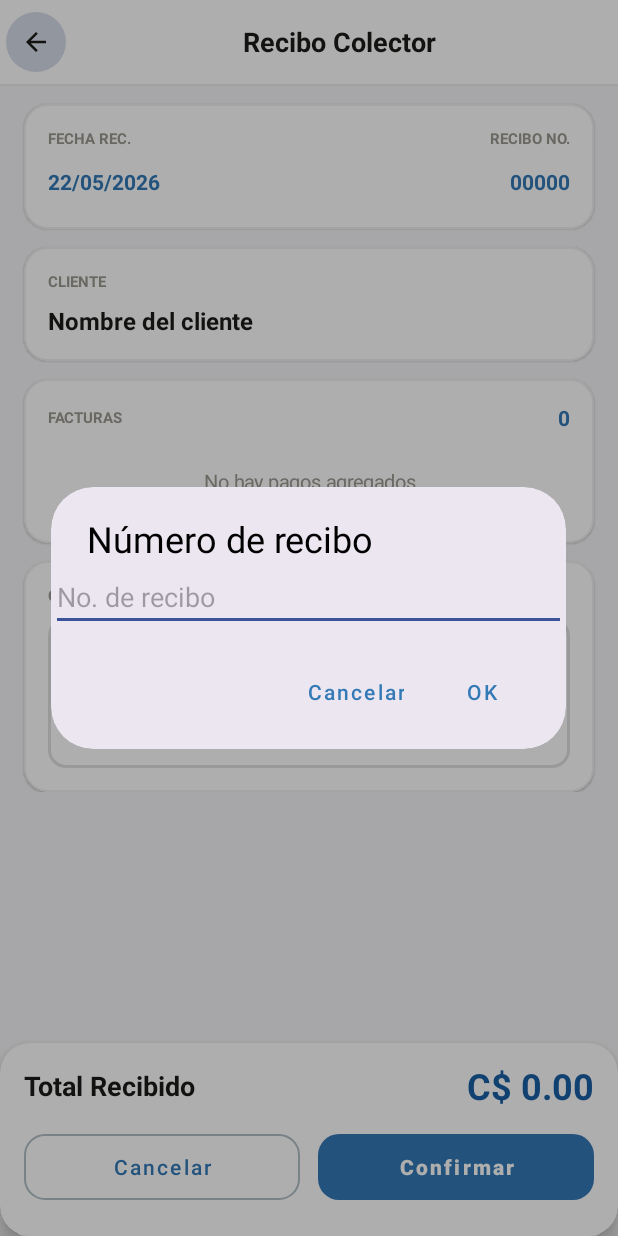
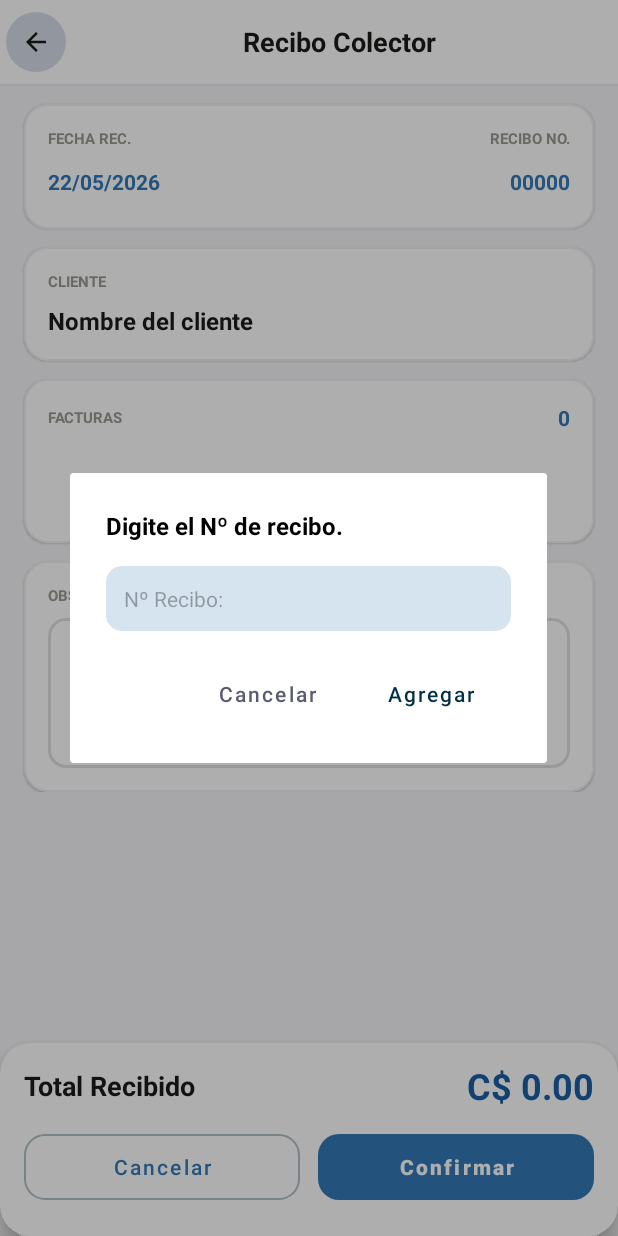
Before and after one commit to GUMADESARROLLO/GMV, an Android app: the ReciboColectorActivity screen opened directly, with no data from a screen before it, after a tap on "00000", on a phone screen of 412 x 824 dp. Run offline under Robolectric (Android 15) with nearby library versions, the phone set to English and light mode, and no system bars; libraries missing offline, so code that uses them is left out: com.wdullaer.materialdatetimepicker; 2 statements that could not run were skipped.

Commit message:
✅ [ADD] UI/UX Recibos colector

```diff
--- a/app/build.gradle.kts
+++ b/app/build.gradle.kts
@@ -56,6 +56,7 @@ dependencies {
     implementation(libs.swiperefreshlayout)
     implementation(libs.picasso)
     implementation(libs.viewpager2)
+    implementation(libs.materialdatetimepicker)
     implementation("androidx.recyclerview:recyclerview:1.3.2")
     testImplementation(libs.junit)
     androidTestImplementation(libs.androidx.junit)
--- a/app/src/main/java/com/unimarksa/gmv/activities/ReciboColectorActivity.kt
+++ b/app/src/main/java/com/unimarksa/gmv/activities/ReciboColectorActivity.kt
@@ -1,12 +1,17 @@
 package com.unimarksa.gmv.activities
 
-import android.app.DatePickerDialog
+import android.app.Dialog
 import android.content.res.ColorStateList
 import android.os.Build
 import android.os.Bundle
 import android.view.LayoutInflater
 import android.view.View
+import android.view.ViewGroup
+import android.view.Window
+import android.widget.EditText
+import android.widget.LinearLayout
 import android.widget.TextView
+import android.widget.Toast
 import androidx.activity.enableEdgeToEdge
 import androidx.appcompat.app.AppCompatActivity
 import androidx.core.content.ContextCompat
@@ -17,13 +22,14 @@ import com.unimarksa.gmv.databinding.ActivityReciboColectorBinding
 import com.unimarksa.gmv.models.ItemPagoFactura
 import com.unimarksa.gmv.tools.CartManager
 import com.unimarksa.gmv.tools.PagoManager
+import com.wdullaer.materialdatetimepicker.date.DatePickerDialog
 import java.text.DecimalFormat
 import java.text.DecimalFormatSymbols
 import java.text.SimpleDateFormat
 import java.util.Calendar
 import java.util.Locale
 
-class ReciboColectorActivity : AppCompatActivity() {
+class ReciboColectorActivity : AppCompatActivity(), DatePickerDialog.OnDateSetListener {
 
     private lateinit var binding: ActivityReciboColectorBinding
     private var selectedDate: String = ""
@@ -118,33 +124,67 @@ class ReciboColectorActivity : AppCompatActivity() {
 
     private fun setupDatePicker() {
         binding.tvReciboFecha.setOnClickListener {
-            val cal = Calendar.getInstance()
-            DatePickerDialog(this, R.style.Theme_GMV, { _, year, month, day ->
-                val cal2 = Calendar.getInstance()
-                cal2.set(year, month, day)
-                selectedDate = dateFmt.format(cal2.time)
-                binding.tvReciboFecha.text = selectedDate
-            }, cal.get(Calendar.YEAR), cal.get(Calendar.MONTH), cal.get(Calendar.DAY_OF_MONTH)).show()
+            val now = Calendar.getInstance()
+            DatePickerDialog.newInstance(
+                this,
+                now.get(Calendar.YEAR),
+                now.get(Calendar.MONTH),
+                now.get(Calendar.DAY_OF_MONTH)
+            ).apply {
+                accentColor = ContextCompat.getColor(this@ReciboColectorActivity, R.color.colorUmkPrimaryDark)
+                autoDismiss(true)
+                show(supportFragmentManager, "Datepickerdialog")
+            }
         }
+    }
+
+    override fun onDateSet(view: DatePickerDialog?, year: Int, monthOfYear: Int, dayOfMonth: Int) {
+        val cal = Calendar.getInstance()
+        cal.set(year, monthOfYear, dayOfMonth)
+        selectedDate = dateFmt.format(cal.time)
+        binding.tvReciboFecha.text = selectedDate
+    }
+
+    override fun onResume() {
+        super.onResume()
+        val dpd = supportFragmentManager.findFragmentByTag("Datepickerdialog") as? DatePickerDialog
+        dpd?.setOnDateSetListener(this)
     }
 
     private fun setupReceiptNumber() {
         binding.tvReciboNumero.setOnClickListener {
-            val input = com.google.android.material.textfield.TextInputEditText(this)
-            input.inputType = android.text.InputType.TYPE_CLASS_NUMBER
-            input.setText(receiptNumber)
-            input.hint = "No. de recibo"
-            input.setSelection(input.text?.length ?: 0)
+            val dialog = Dialog(this)
+            dialog.requestWindowFeature(Window.FEATURE_NO_TITLE)
+            dialog.setContentView(R.layout.dialog_add_vineta)
+            dialog.setCancelable(true)
 
-            MaterialAlertDialogBuilder(this)
-                .setTitle("N\u00famero de recibo")
-                .setView(input)
-                .setPositiveButton("OK") { _, _ ->
-                    receiptNumber = input.text?.toString()?.trim() ?: ""
-                    binding.tvReciboNumero.text = receiptNumber.ifEmpty { "Ingresar" }
+            val edt = dialog.findViewById<EditText>(R.id.edt_cantidad_vineta)
+            edt.hint = "N\u00ba Recibo: "
+
+            val title = dialog.findViewById<TextView>(R.id.id_title_frm)
+            title.text = "Digite el N\u00ba de recibo."
+
+            val lp = dialog.window?.attributes
+            if (lp != null) {
+                lp.width = (resources.displayMetrics.widthPixels * 0.85).toInt()
+                lp.height = ViewGroup.LayoutParams.WRAP_CONTENT
+                dialog.window?.attributes = lp
+            }
+
+            dialog.findViewById<View>(R.id.bt_cancel).setOnClickListener { dialog.dismiss() }
+
+            dialog.findViewById<View>(R.id.bt_add).setOnClickListener {
+                val input = edt.text.toString()
+                if (input.isEmpty()) {
+                    Toast.makeText(this, "por favor, digite un valor", Toast.LENGTH_SHORT).show()
+                } else {
+                    receiptNumber = ("00000" + input).takeLast(5)
+                    binding.tvReciboNumero.text = receiptNumber
+                    dialog.dismiss()
                 }
-                .setNegativeButton("Cancelar", null)
-                .show()
+            }
+
+            dialog.show()
         }
     }
 
--- /dev/null
+++ b/app/src/main/res/drawable/bg_button_primary.xml
@@ -0,0 +1,5 @@
+<?xml version="1.0" encoding="utf-8"?>
+<shape xmlns:android="http://schemas.android.com/apk/res/android">
+    <solid android:color="#4F6EF7"/>
+    <corners android:radius="12dp"/>
+</shape>
--- /dev/null
+++ b/app/src/main/res/drawable/bg_input_dark.xml
@@ -0,0 +1,6 @@
+<?xml version="1.0" encoding="utf-8"?>
+<shape xmlns:android="http://schemas.android.com/apk/res/android">
+    <solid android:color="#D6E4F0"/>
+    <corners android:radius="10dp"/>
+    <stroke android:width="0.5dp" android:color="#D6E4F0"/>
+</shape>
--- /dev/null
+++ b/app/src/main/res/layout/dialog_add_vineta.xml
@@ -0,0 +1,60 @@
+<?xml version="1.0" encoding="utf-8"?>
+<LinearLayout xmlns:android="http://schemas.android.com/apk/res/android"
+    android:layout_width="match_parent"
+    android:layout_height="wrap_content"
+    android:orientation="vertical"
+    android:padding="24dp"
+    android:minWidth="300dp">
+
+    <TextView
+        android:id="@+id/id_title_frm"
+        android:layout_width="wrap_content"
+        android:layout_height="wrap_content"
+        android:text="Digite el Nº de recibo."
+        android:textSize="16sp"
+        android:textStyle="bold"
+        android:textColor="@color/text_primary"
+        android:layout_marginBottom="16dp" />
+
+    <EditText
+        android:id="@+id/edt_cantidad_vineta"
+        android:layout_width="match_parent"
+        android:layout_height="wrap_content"
+        android:hint="Nº Recibo: "
+        android:inputType="number"
+        android:textSize="14sp"
+        android:padding="12dp"
+        android:background="@drawable/bg_input_dark"
+        android:layout_marginBottom="20dp" />
+
+    <LinearLayout
+        android:layout_width="match_parent"
+        android:layout_height="wrap_content"
+        android:orientation="horizontal"
+        android:gravity="end">
+
+        <Button
+            android:id="@+id/bt_cancel"
+            android:layout_width="wrap_content"
+            android:layout_height="44dp"
+            android:text="Cancelar"
+            android:textAllCaps="false"
+            android:textSize="14sp"
+            android:textColor="@color/text_hint"
+            android:background="@android:color/transparent"
+            android:minWidth="90dp" />
+
+        <Button
+            android:id="@+id/bt_add"
+            android:layout_width="wrap_content"
+            android:layout_height="44dp"
+            android:text="Agregar"
+            android:textAllCaps="false"
+            android:textSize="14sp"
+            android:textColor="@color/colorUmkPrimaryDark"
+            android:background="@android:color/transparent"
+            android:minWidth="90dp" />
+
+    </LinearLayout>
+
+</LinearLayout>
--- a/gradle/libs.versions.toml
+++ b/gradle/libs.versions.toml
@@ -17,6 +17,7 @@ circleimageview = "2.1.0"
 swiperefreshlayout = "1.1.0"
 picasso = "2.8"
 viewpager2 = "1.1.0"
+materialdatetimepicker = "4.2.3"
 
 [libraries]
 androidx-core-ktx = { group = "androidx.core", name = "core-ktx", version.ref = "coreKtx" }
@@ -37,6 +38,7 @@ circleimageview = { group = "de.hdodenhof", name = "circleimageview", version.re
 swiperefreshlayout = { group = "androidx.swiperefreshlayout", name = "swiperefreshlayout", version.ref = "swiperefreshlayout" }
 picasso = { group = "com.squareup.picasso", name = "picasso", version.ref = "picasso" }
 viewpager2 = { group = "androidx.viewpager2", name = "viewpager2", version.ref = "viewpager2" }
+materialdatetimepicker = { group = "com.wdullaer", name = "materialdatetimepicker", version.ref = "materialdatetimepicker" }
 
 [plugins]
 android-application = { id = "com.android.application", version.ref = "agp" }
```
Also changed, not shown: app/src/main/res/drawable/ic_eye.xml (added, +10 -0 lines), app/src/main/res/drawable/ic_lock.xml (added, +10 -0 lines), app/src/main/res/drawable/ic_user.xml (added, +10 -0 lines), app/src/main/res/layout/activity_login.xml (+104 -61 lines), app/src/main/res/values/colors.xml (+7 -1 lines).
